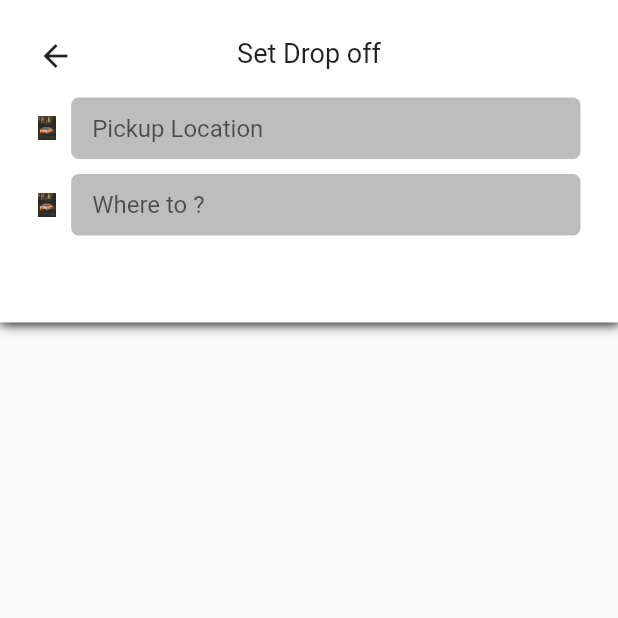
After one commit to Kriti-K28/SolutionChallenge, a Flutter app: the SearchScreen screen opened directly, on a phone screen of 412 x 824 dp, the top half of it. The commit adds this screen. Run offline on Flutter 3.47's test engine with Material 2 defaults, Android fonts, the phone set to English and light mode, and no system bars; our stand-ins replace firebase_auth, firebase_core, firebase_database, fluttertoast, geolocator, google_maps_flutter; accounts and stored records are empty.

Commit message:
provider error

```diff
--- a/lib/AllScreens/mainScreen.dart
+++ b/lib/AllScreens/mainScreen.dart
@@ -5,6 +5,7 @@ import 'package:flutter/material.dart';
 import 'package:geolocator/geolocator.dart';
 import 'package:google_maps_flutter/google_maps_flutter.dart';
 import 'package:provider/provider.dart';
+import 'package:tracking_app/AllScreens/searchScreen.dart';
 import 'package:tracking_app/AllWidgets/Divider.dart';
 import 'package:tracking_app/Assistants/assistantMethods.dart';
 import 'package:tracking_app/DataHandle/appData.dart';
@@ -35,7 +36,8 @@ class _mainScreenState extends State<mainScreen> {
         new CameraPosition(target: latLatPostion, zoom: 14);
     newMapController
         .animateCamera(CameraUpdate.newCameraPosition(cameraPosition));
-    String address = await AssistantMethods.searchCoordinateAddress(position,context);
+    String address =
+        await AssistantMethods.searchCoordinateAddress(position, context);
     print("This is your address :" + address);
   }
 
@@ -204,7 +206,14 @@ class _mainScreenState extends State<mainScreen> {
                       style: TextStyle(fontSize: 12.0),
                     ),
                     SizedBox(height: 20.0),
-                    Container(
+                    GestureDetector(
+                      onTap: () {
+                        Navigator.push(
+                            context,
+                            MaterialPageRoute(
+                                builder: (context) => SearchScreen()));
+                      },
+                      child: Container(
                         decoration: BoxDecoration(
                           color: Colors.white,
                           // borderRadius: BorderRadius.only(
@@ -232,6 +241,7 @@ class _mainScreenState extends State<mainScreen> {
                           ],
                         ),
                       ),
+                    ),
                     SizedBox(height: 24.0),
                     Row(
                       children: [
@@ -245,10 +255,12 @@ class _mainScreenState extends State<mainScreen> {
                         Column(
                           crossAxisAlignment: CrossAxisAlignment.start,
                           children: [
-                            Text(
-                              Provider.of<AppData>(context).pickupLocation !=null?
-                               Provider.of<AppData>(context).pickupLocation.placeName:"Add Home"
-                            ),
+                            Text(Provider.of<AppData>(context).pickUpLocation !=
+                                    null
+                                ? Provider.of<AppData>(context)
+                                    .pickUpLocation
+                                    .placeName
+                                : "Add Home"),
                             SizedBox(
                               height: 4.0,
                             ),
--- /dev/null
+++ b/lib/AllScreens/searchScreen.dart
@@ -0,0 +1,112 @@
+import 'dart:ui';
+
+import 'package:flutter/cupertino.dart';
+import 'package:flutter/material.dart';
+
+class SearchScreen extends StatefulWidget {
+  @override
+  _SearchScreenState createState() => _SearchScreenState();
+}
+
+class _SearchScreenState extends State<SearchScreen> {
+  @override
+  Widget build(BuildContext context) {
+    return Scaffold(
+      body: Column(
+        children: [
+          Container(
+            height: 215.0,
+            decoration: BoxDecoration(
+              color: Colors.white,
+              boxShadow: [
+                BoxShadow(
+                  color: Colors.black,
+                  blurRadius: 6.0,
+                  spreadRadius: 0.5,
+                  offset: Offset(0.7,0.7),
+                ),
+              ],
+            ),
+            child: Padding(
+              padding: EdgeInsets.only(left: 25.0,top: 20.0,right: 25.0,bottom: 20.0),
+              child: Column(
+                children: [
+                   SizedBox(height: 5.0),
+                   Stack(
+                     children: [
+                       GestureDetector(
+                         onTap: (){
+                           Navigator.pop(context);
+                         },
+                         child: Icon(Icons.arrow_back)),
+                       Center(
+                         child: Text("Set Drop off",style: TextStyle(fontSize: 18.0),),
+                       ),
+                     ],
+                   ),
+                   SizedBox(height: 16.0),
+                   Row(
+                     children: [
+                       Image.asset("images/car_demo.jpg",height: 16.0,),
+                       SizedBox(width: 10.0,),
+                       Expanded(
+                         child:Container(
+                           decoration: BoxDecoration(
+                             color: Colors.grey[400],
+                             borderRadius: BorderRadius.circular(5.0),
+                           ),
+                           child: Padding(
+                              padding: EdgeInsets.all(3.0),
+                              child: TextField(
+                                decoration: InputDecoration(
+                                  hintText: "Pickup Location",
+                                  fillColor: Colors.grey[400],
+                                  filled: true,
+                                  border: InputBorder.none,
+                                  isDense: true,
+                                  contentPadding: EdgeInsets.only(left: 11.0,top: 8.0,bottom:8.0),
+
+                                ),
+                              ),
+                           ),
+                         ),
+                        ),
+                     ],
+                   ),
+
+                   SizedBox(height: 10.0),
+                   Row(
+                     children: [
+                       Image.asset("images/car_demo.jpg",height: 16.0,),
+                       SizedBox(width: 10.0,),
+                       Expanded(
+                         child:Container(
+                           decoration: BoxDecoration(
+                             color: Colors.grey[400],
+                             borderRadius: BorderRadius.circular(5.0),
+                           ),
+                           child: Padding(
+                              padding: EdgeInsets.all(3.0),
+                              child: TextField(
+                                decoration: InputDecoration(
+                                  hintText: "Where to ?",
+                                  fillColor: Colors.grey[400],
+                                  filled: true,
+                                  border: InputBorder.none,
+                                  isDense: true,
+                                  contentPadding: EdgeInsets.only(left: 11.0,top: 8.0,bottom:8.0),
+                                ),
+                              ),
+                           ),
+                         ),
+                        ),
+                     ],
+                   ),
+                ],
+              ),
+            ),
+          ),
+        ],),
+    );
+  }
+}
--- a/lib/Assistants/assistantMethods.dart
+++ b/lib/Assistants/assistantMethods.dart
@@ -1,5 +1,3 @@
-import 'dart:js';
-
 import 'package:geolocator/geolocator.dart';
 import 'package:provider/provider.dart';
 import 'package:tracking_app/Assistants/requestAssistant.dart';
@@ -8,8 +6,8 @@ import 'package:tracking_app/Models/address.dart';
 import 'package:tracking_app/configMap.dart';
 
 class AssistantMethods {
-  static Future<String> searchCoordinateAddress(
-      Position position, context) async {
+  static Future<String> searchCoordinateAddress( Position position, context) async
+  {
     String placeAddress = "";
     String st1, st2, st3, st4;
     String url =
--- a/lib/DataHandle/appData.dart
+++ b/lib/DataHandle/appData.dart
@@ -2,9 +2,10 @@ import 'package:flutter/cupertino.dart';
 import 'package:tracking_app/Models/address.dart';
 
 class AppData extends ChangeNotifier {
-  Address pickupLocation;
-  void updatePickupLocation(Address pickupAddress) {
-    pickupLocation = pickupAddress;
+  Address _pickUpLocation;
+  Address get pickUpLocation => _pickUpLocation;
+  void updatePickupLocation(Address pickUpAddress) {
+    _pickUpLocation = pickUpAddress;
     notifyListeners();
   }
 }
--- a/lib/main.dart
+++ b/lib/main.dart
@@ -10,7 +10,11 @@ import 'package:tracking_app/DataHandle/Appdata.dart';
 void main() async {
   WidgetsFlutterBinding.ensureInitialized();
   await Firebase.initializeApp();
-  runApp(MyApp());
+  runApp(
+    MultiProvider(providers: [
+      ChangeNotifierProvider(create : (_) => AppData()),
+    ],
+    child: MyApp()));
 }
 
 DatabaseReference userRef =
```
Lines whose indentation alone changed are shown as unchanged.
